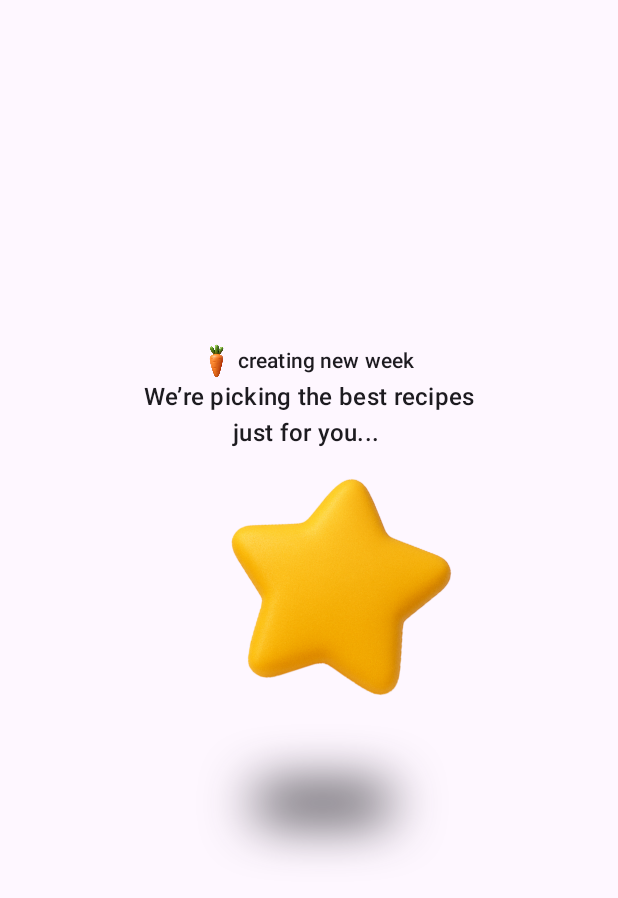
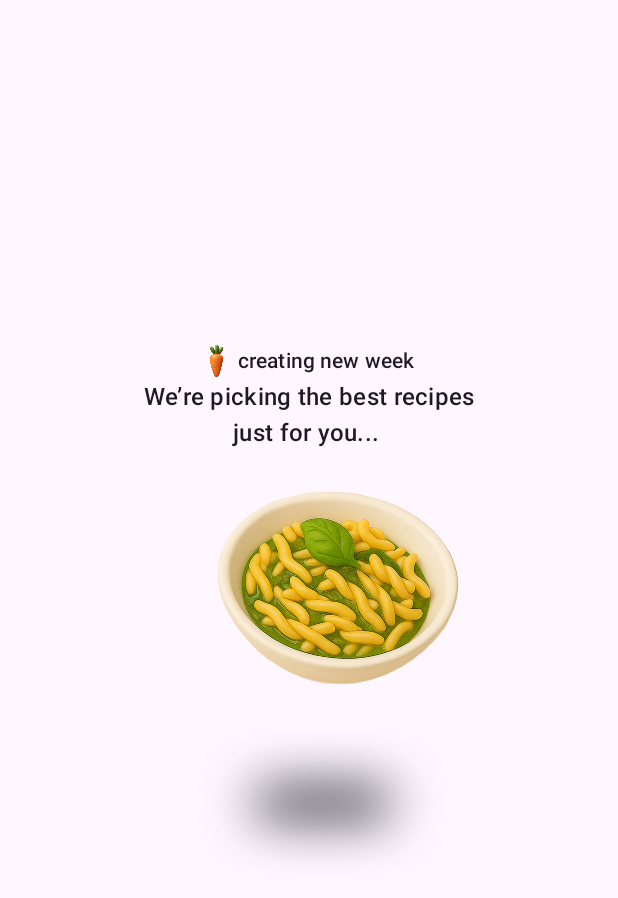
Before and after one commit to DanieleCarrozzino/DishDash, an Android app built with Jetpack Compose: the @Preview function GenerationPreview, on a phone screen of 412 x 824 dp. Shown: the top 898 px of the screen. Run offline under Robolectric (Android 15) with nearby library versions, the phone set to English and light mode, and no system bars.

Commit message:
Fix - Image in food avatar

```diff
--- a/app/build.gradle.kts
+++ b/app/build.gradle.kts
@@ -30,7 +30,7 @@ android {
         applicationId = "com.carrozzino.dishdash"
         minSdk = 26
         targetSdk = 36
-        versionCode = 7
+        versionCode = 8
         versionName = "1.0.4 Trofie"
 
         testInstrumentationRunner = "androidx.test.runner.AndroidJUnitRunner"
--- a/app/src/main/java/com/carrozzino/dishdash/ui/screen/CalendarScreen.kt
+++ b/app/src/main/java/com/carrozzino/dishdash/ui/screen/CalendarScreen.kt
@@ -319,7 +319,7 @@ fun CalendarSingleCore(
 
         FoodAvatar(
             modifier = Modifier.align(Alignment.Center).alpha(if(isToday) 1f else 0.6f),
-            if(ViewModelUtility.listImages.contains(recipe.idImage))
+            if(recipe.idImage < ViewModelUtility.listImages.size)
                 ViewModelUtility.listImages[recipe.idImage] else R.drawable.star
         )
 
@@ -390,7 +390,7 @@ fun CalendarSingleCoreMinimal(
             modifier = Modifier
                 .align(Alignment.Center)
                 .alpha(if(isToday) 1f else 0.6f),
-            image = if(ViewModelUtility.listImages.contains(recipe.idImage))
+            image = if(recipe.idImage < ViewModelUtility.listImages.size)
                 ViewModelUtility.listImages[recipe.idImage] else R.drawable.star,
             small = true
         )
--- a/app/src/main/java/com/carrozzino/dishdash/ui/screen/GenerationScreen.kt
+++ b/app/src/main/java/com/carrozzino/dishdash/ui/screen/GenerationScreen.kt
@@ -98,7 +98,7 @@ fun GeneratingImageAnimation(
     ) { internal ->
         FoodAvatar(
             modifier = modifier,
-            image = if(ViewModelUtility.listImages.contains(internal))
+            image = if(internal < ViewModelUtility.listImages.size)
                 ViewModelUtility.listImages[internal] else R.drawable.star
         )
     }
```
